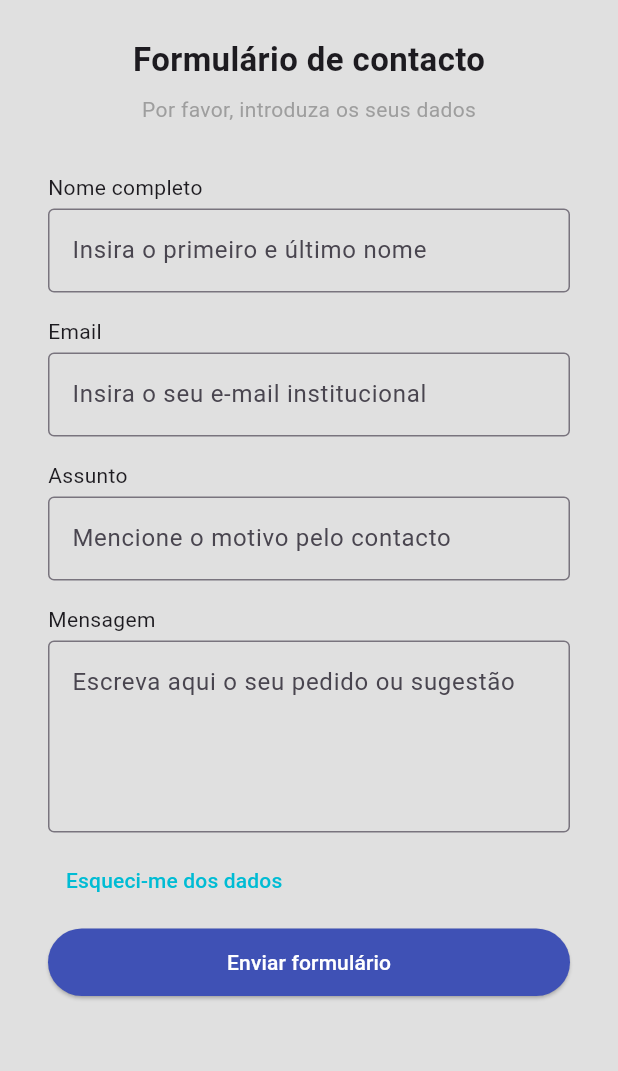
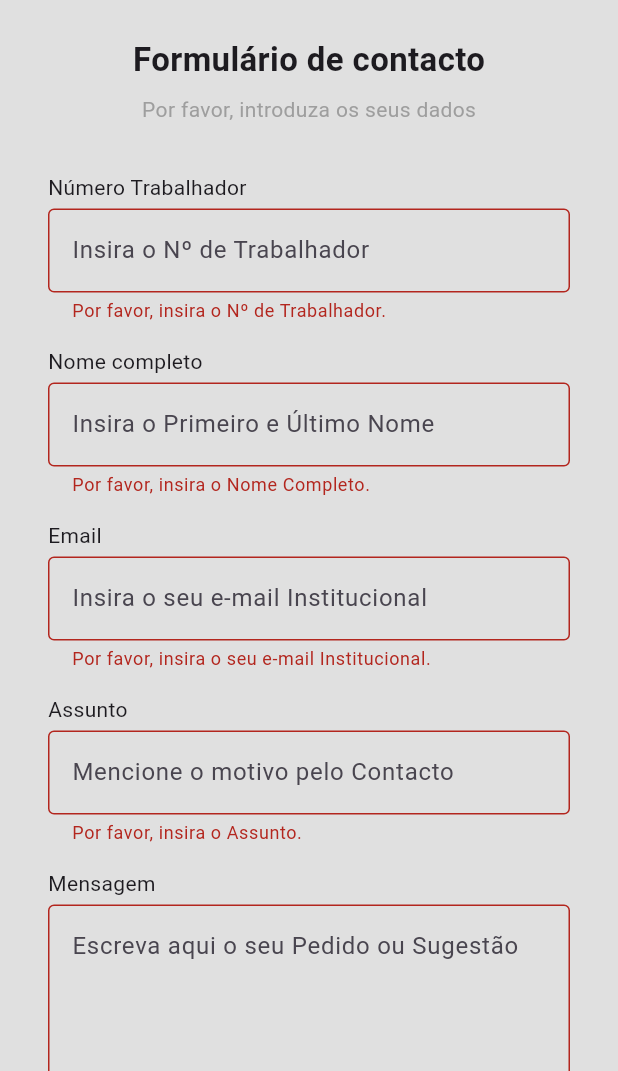
Before and after one commit to GoncaloSilvaCorreia/pint_mobile2, a Flutter app: the Contacto screen opened by its route, after a tap on "Enviar formulário", on a phone screen of 412 x 824 dp, the part 165-1236 px from its top. Run offline on Flutter 3.47's test engine with Material 3 defaults, Android fonts, the phone set to English and light mode, and no system bars; our stand-ins replace firebase_auth, go_router, shared_preferences; accounts and stored records are empty.

Commit message:
FILHO DA PUTA

```diff
--- a/lib/screens/Login/Contacto.dart
+++ b/lib/screens/Login/Contacto.dart
@@ -1,9 +1,106 @@
 import 'package:flutter/material.dart';
 import 'package:go_router/go_router.dart';
-//import 'package:pint/api/api.dart';
 
-class Contacto extends StatelessWidget {
+class Contacto extends StatefulWidget {
   const Contacto({super.key});
+
+  @override
+  State<Contacto> createState() => _ContactoState();
+}
+
+class _ContactoState extends State<Contacto> {
+  final _workerNumberController = TextEditingController();
+  final _fullNameController = TextEditingController();
+  final _emailController = TextEditingController();
+  final _subjectController = TextEditingController();
+  final _messageController = TextEditingController();
+
+  String? _workerNumberError;
+  String? _fullNameError;
+  String? _emailError;
+  String? _subjectError;
+  String? _messageError;
+
+  bool _isLoading = false;
+
+  Future<void> _handleSubmit() async {
+    setState(() {
+      _workerNumberError = null;
+      _fullNameError = null;
+      _emailError = null;
+      _subjectError = null;
+      _messageError = null;
+    });
+
+    String workerNumber = _workerNumberController.text.trim();
+    String fullName = _fullNameController.text.trim();
+    String email = _emailController.text.trim();
+    String subject = _subjectController.text.trim();
+    String message = _messageController.text.trim();
+
+    bool hasError = false;
+
+    if (workerNumber.isEmpty) {
+      setState(() {
+        _workerNumberError = 'Por favor, insira o Nº de Trabalhador.';
+      });
+      hasError = true;
+    }
+
+    if (fullName.isEmpty) {
+      setState(() {
+        _fullNameError = 'Por favor, insira o Nome Completo.';
+      });
+      hasError = true;
+    }
+
+    if (email.isEmpty) {
+      setState(() {
+        _emailError = 'Por favor, insira o seu e-mail Institucional.';
+      });
+      hasError = true;
+    }
+
+    if (subject.isEmpty) {
+      setState(() {
+        _subjectError = 'Por favor, insira o Assunto.';
+      });
+      hasError = true;
+    }
+
+    if (message.isEmpty) {
+      setState(() {
+        _messageError = 'Por favor, insira a Mensagem.';
+      });
+      hasError = true;
+    }
+
+    if (hasError) return;
+
+    setState(() => _isLoading = true);
+
+    try {
+      ScaffoldMessenger.of(context).showSnackBar(
+        const SnackBar(content: Text('Formulário enviado com sucesso!')),
+      );
+    } catch (e) {
+      ScaffoldMessenger.of(context).showSnackBar(
+        SnackBar(content: Text('Erro: ${e.toString()}')),
+      );
+    } finally {
+      setState(() => _isLoading = false);
+    }
+  }
+
+  @override
+  void dispose() {
+    _workerNumberController.dispose();
+    _fullNameController.dispose();
+    _emailController.dispose();
+    _subjectController.dispose();
+    _messageController.dispose();
+    super.dispose();
+  }
 
   @override
   Widget build(BuildContext context) {
@@ -47,48 +144,59 @@ class Contacto extends StatelessWidget {
               ),
             ),
             const SizedBox(height: 32),
+            const Text('Número Trabalhador'),
+            const SizedBox(height: 4),
+            TextField(
+              controller: _workerNumberController,
+              decoration: InputDecoration(
+                hintText: 'Insira o Nº de Trabalhador',
+                border: const OutlineInputBorder(),
+                errorText: _workerNumberError,
+              ),
+            ),
+            const SizedBox(height: 16),
             const Text('Nome completo'),
             const SizedBox(height: 4),
-            const TextField(
+            TextField(
+              controller: _fullNameController,
               decoration: InputDecoration(
-                hintText: 'Insira o primeiro e último nome',
-                border: OutlineInputBorder(),
+                hintText: 'Insira o Primeiro e Último Nome',
+                border: const OutlineInputBorder(),
+                errorText: _fullNameError,
               ),
             ),
             const SizedBox(height: 16),
             const Text('Email'),
             const SizedBox(height: 4),
-            const TextField(
+            TextField(
+              controller: _emailController,
               decoration: InputDecoration(
-                hintText: 'Insira o seu e-mail institucional',
-                border: OutlineInputBorder(),
+                hintText: 'Insira o seu e-mail Institucional',
+                border: const OutlineInputBorder(),
+                errorText: _emailError,
               ),
             ),
             const SizedBox(height: 16),
             const Text('Assunto'),
             const SizedBox(height: 4),
-            const TextField(
+            TextField(
+              controller: _subjectController,
               decoration: InputDecoration(
-                hintText: 'Mencione o motivo pelo contacto',
-                border: OutlineInputBorder(),
+                hintText: 'Mencione o motivo pelo Contacto',
+                border: const OutlineInputBorder(),
+                errorText: _subjectError,
               ),
             ),
             const SizedBox(height: 16),
             const Text('Mensagem'),
             const SizedBox(height: 4),
-            const TextField(
+            TextField(
+              controller: _messageController,
               maxLines: 4,
               decoration: InputDecoration(
-                hintText: 'Escreva aqui o seu pedido ou sugestão',
-                border: OutlineInputBorder(),
-              ),
-            ),
-            const SizedBox(height: 8),
-            TextButton(
-              onPressed: () => context.go('/Reset'),
-              child: const Text(
-                'Esqueci-me dos dados',
-                style: TextStyle(color: Colors.cyan),
+                hintText: 'Escreva aqui o seu Pedido ou Sugestão',
+                border: const OutlineInputBorder(),
+                errorText: _messageError,
               ),
             ),
             const SizedBox(height: 8),
@@ -99,8 +207,10 @@ class Contacto extends StatelessWidget {
                 style: ElevatedButton.styleFrom(
                   backgroundColor: Colors.indigo,
                 ),
-                onPressed: () {},
-                child: const Text('Enviar formulário', style: TextStyle(color: Colors.white),),
+                onPressed: _isLoading ? null : _handleSubmit,
+                child: _isLoading
+                    ? const CircularProgressIndicator(color: Colors.white)
+                    : const Text('Enviar formulário', style: TextStyle(color: Colors.white)),
               ),
             ),
           ],
--- a/lib/utils/SideMenu.dart
+++ b/lib/utils/SideMenu.dart
@@ -36,7 +36,6 @@ class SideMenu extends StatelessWidget {
                 children: [
                   _buildMenuItem(context, Icons.library_books, 'Cursos', '/cursos', selected: true),
                   _buildMenuItem(context, Icons.bookmark, 'Meus cursos', '/meus-cursos'),
-                  _buildMenuItem(context, Icons.person, 'Formadores', '/formadores'),
                   _buildMenuItem(context, Icons.forum, 'Fórum', '/forum'),
                   _buildMenuItem(context, Icons.account_circle, 'Perfil', '/perfil'),
                 ],
```
Also changed, not shown: lib/api/api_curso.dart (+13 -0 lines), lib/api/api_pesquisa.dart (+12 -10 lines), lib/models/curso.dart (+25 -3 lines), lib/models/utilizador.dart (+7 -2 lines), lib/screens/Curso/Curso.dart (+10 -14 lines), lib/screens/Perfil/Perfil.dart (+6 -14 lines), lib/screens/Pesquisa/Pesquisa.dart (+5 -18 lines).
